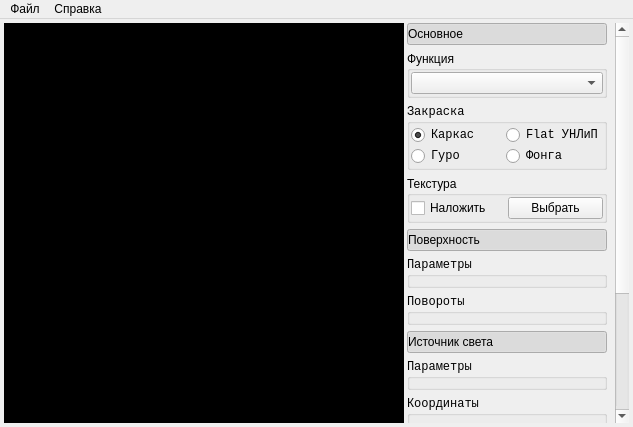
This is pro/xml/mainwindow.ui in zingibertram/igs-l4 as Qt 5 draws it before an edit. The edited form follows.
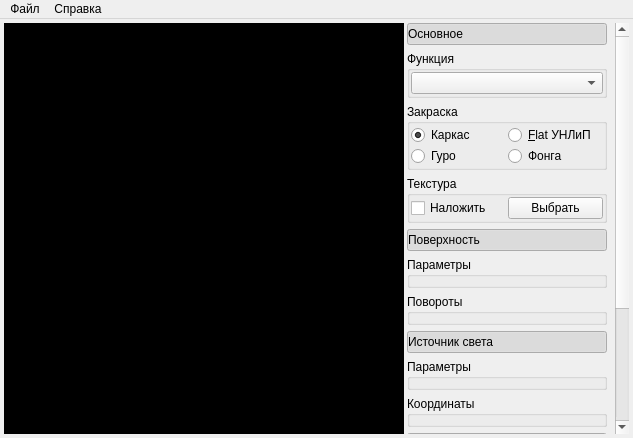
This is the edited form. Icons and pictures are not drawn. Custom widgets are drawn as their Qt base class.

Patch:
```diff
--- a/pro/xml/mainwindow.ui
+++ b/pro/xml/mainwindow.ui
@@ -7,7 +7,7 @@
     <x>0</x>
     <y>0</y>
     <width>633</width>
-    <height>426</height>
+    <height>438</height>
    </rect>
   </property>
   <property name="windowTitle">
@@ -457,11 +457,6 @@
         <height>400</height>
        </size>
       </property>
-      <property name="font">
-       <font>
-        <family>Consolas</family>
-       </font>
-      </property>
       <property name="styleSheet">
        <string notr="true">border-style: outset;
 border-width: 1px;
@@ -493,9 +488,6 @@
       <property name="horizontalScrollBarPolicy">
        <enum>Qt::ScrollBarAlwaysOff</enum>
       </property>
-      <property name="sizeAdjustPolicy">
-       <enum>QAbstractScrollArea::AdjustToContents</enum>
-      </property>
       <property name="widgetResizable">
        <bool>true</bool>
       </property>
@@ -504,8 +496,8 @@
         <rect>
          <x>0</x>
          <y>0</y>
-         <width>205</width>
-         <height>690</height>
+         <width>202</width>
+         <height>810</height>
         </rect>
        </property>
        <layout class="QVBoxLayout" name="verticalLayout_5">
@@ -627,11 +619,6 @@
               </item>
               <item>
                <widget class="QGroupBox" name="groupBox_Shading">
-                <property name="font">
-                 <font>
-                  <family>Consolas</family>
-                 </font>
-                </property>
                 <property name="title">
                  <string>Закраска</string>
                 </property>
@@ -653,11 +640,6 @@
                  </property>
                  <item row="1" column="0">
                   <widget class="QRadioButton" name="radioButton_WireframeShading">
-                   <property name="font">
-                    <font>
-                     <family>Consolas</family>
-                    </font>
-                   </property>
                    <property name="text">
                     <string>Каркас</string>
                    </property>
@@ -668,23 +650,13 @@
                  </item>
                  <item row="1" column="1">
                   <widget class="QRadioButton" name="radioButton_SortFlatShading">
-                   <property name="font">
-                    <font>
-                     <family>Consolas</family>
-                    </font>
-                   </property>
                    <property name="text">
-                    <string>Flat УНЛиП</string>
+                    <string>&amp;Flat УНЛиП</string>
                    </property>
                   </widget>
                  </item>
                  <item row="2" column="0">
                   <widget class="QRadioButton" name="radioButton_HuroShading">
-                   <property name="font">
-                    <font>
-                     <family>Consolas</family>
-                    </font>
-                   </property>
                    <property name="text">
                     <string>Гуро</string>
                    </property>
@@ -692,11 +664,6 @@
                  </item>
                  <item row="2" column="1">
                   <widget class="QRadioButton" name="radioButton_FongShding">
-                   <property name="font">
-                    <font>
-                     <family>Consolas</family>
-                    </font>
-                   </property>
                    <property name="text">
                     <string>Фонга</string>
                    </property>
@@ -789,11 +756,6 @@
               </property>
               <item>
                <widget class="QGroupBox" name="groupBox_SurfaceParams">
-                <property name="font">
-                 <font>
-                  <family>Consolas</family>
-                 </font>
-                </property>
                 <property name="title">
                  <string>Параметры</string>
                 </property>
@@ -836,11 +798,6 @@
               </item>
               <item>
                <widget class="QGroupBox" name="groupBox_Rotate">
-                <property name="font">
-                 <font>
-                  <family>Consolas</family>
-                 </font>
-                </property>
                 <property name="title">
                  <string>Повороты</string>
                 </property>
@@ -918,11 +875,6 @@
               </property>
               <item>
                <widget class="QGroupBox" name="groupBox_IlluminantParams">
-                <property name="font">
-                 <font>
-                  <family>Consolas</family>
-                 </font>
-                </property>
                 <property name="title">
                  <string>Параметры</string>
                 </property>
@@ -962,11 +914,6 @@
               </item>
               <item>
                <widget class="QGroupBox" name="groupBox_IlluminantCoords">
-                <property name="font">
-                 <font>
-                  <family>Consolas</family>
-                 </font>
-                </property>
                 <property name="title">
                  <string>Координаты</string>
                 </property>
```
Left out of the diff: 2 changed lines with no effect on the pictures.
